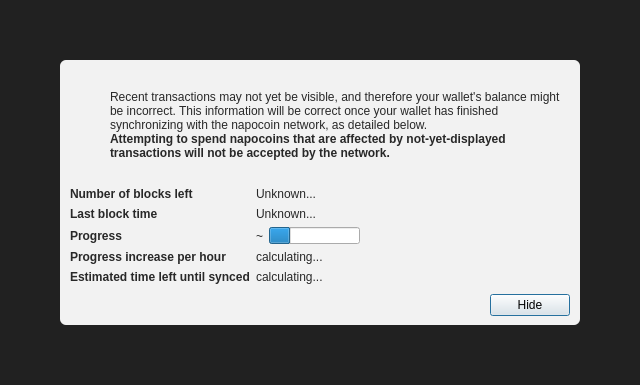
Before: the Qt Designer form src/qt/forms/modaloverlay.ui in Zetalon0/Napocoin, drawn with Qt 5.
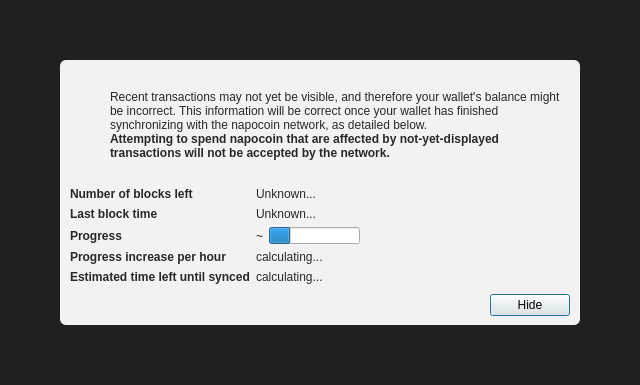
After: the same form once the commit is applied. Icons and pictures are not drawn. Custom widgets are drawn as their Qt base class.

```diff
--- a/src/qt/forms/modaloverlay.ui
+++ b/src/qt/forms/modaloverlay.ui
@@ -149,7 +149,7 @@
                 </font>
                </property>
                <property name="text">
-                <string>Attempting to spend napocoins that are affected by not-yet-displayed transactions will not be accepted by the network.</string>
+                <string>Attempting to spend napocoin that are affected by not-yet-displayed transactions will not be accepted by the network.</string>
                </property>
                <property name="textFormat">
                 <enum>Qt::RichText</enum>
```
